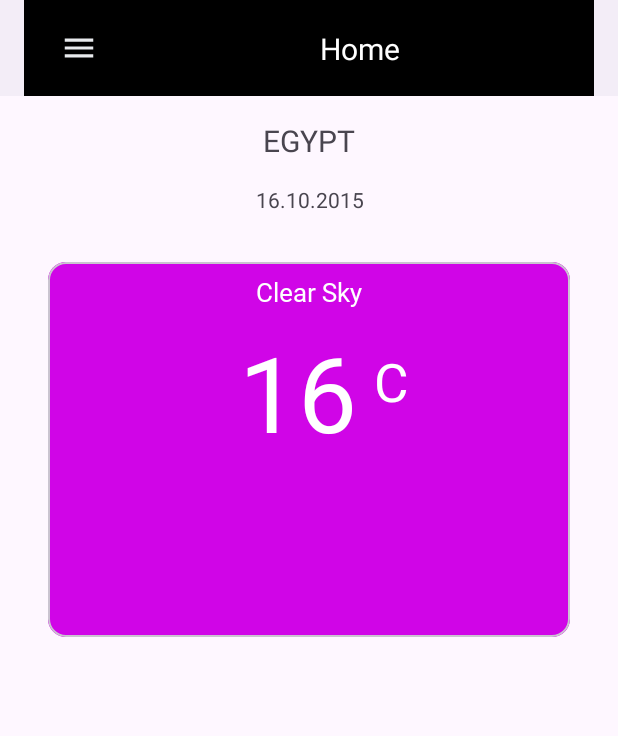
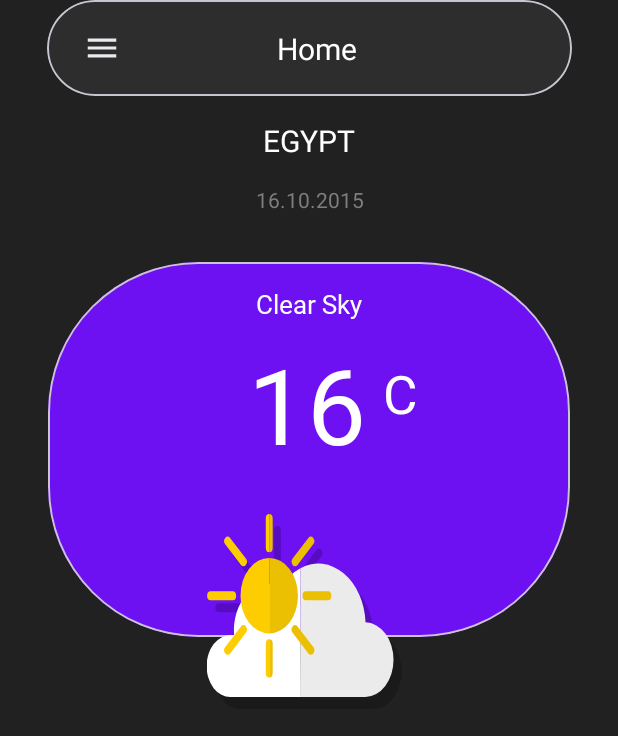
Before and after one commit to mk8084721/Weather, an Android app: the screen it shows after launch (MainActivity), on a phone screen of 412 x 824 dp. Shown: the top 736 px of the screen. Run offline under Robolectric (Android 15) with nearby library versions, the phone set to English and light mode, and no system bars; our stand-ins replace navigation-ui; Roboto replaces fonts that are not available here.

Commit message:
action bar and hourly item view

```diff
--- a/app/src/main/java/com/example/weather/HomeFragment.kt
+++ b/app/src/main/java/com/example/weather/HomeFragment.kt
@@ -20,7 +20,7 @@ class HomeFragment : Fragment() {
     override fun onCreateView(
         inflater: LayoutInflater, container: ViewGroup?,
         savedInstanceState: Bundle?
-    ): View? {
+    ): View {
         // Inflate the layout for this fragment
         //return inflater.inflate(R.layout.fragment_home, container, false)
         binding = FragmentHomeBinding.inflate(inflater , container , false)
--- a/app/src/main/java/com/example/weather/MainActivity.kt
+++ b/app/src/main/java/com/example/weather/MainActivity.kt
@@ -5,6 +5,8 @@ import android.content.Context
 import android.content.Intent
 import android.content.SharedPreferences
 import android.content.pm.PackageManager
+import android.graphics.Color
+import android.graphics.drawable.ColorDrawable
 import android.location.Geocoder
 import android.location.LocationManager
 import android.os.Bundle
@@ -49,6 +51,7 @@ class MainActivity : AppCompatActivity() {
         navigationView = binding.bottomNavView
         val actionBar = supportActionBar
         if (actionBar != null) {
+            actionBar.setBackgroundDrawable(ColorDrawable(Color.parseColor("#212121")))
             actionBar.setDisplayShowHomeEnabled(true)
             actionBar.setDisplayShowCustomEnabled(true)
             actionBar.elevation = 0f
--- a/app/src/main/res/drawable/ic_cloudy.xml
+++ b/app/src/main/res/drawable/ic_cloudy.xml
@@ -1,6 +1,6 @@
 <vector xmlns:android="http://schemas.android.com/apk/res/android"
-    android:width="346.84dp"
-    android:height="197.73dp"
+    android:width="130dp"
+    android:height="130dp"
     android:viewportWidth="346.84"
     android:viewportHeight="197.73">
   <path
--- a/app/src/main/res/drawable/ic_heavysnow.xml
+++ b/app/src/main/res/drawable/ic_heavysnow.xml
@@ -1,6 +1,6 @@
 <vector xmlns:android="http://schemas.android.com/apk/res/android"
-    android:width="330.96dp"
-    android:height="256.21dp"
+    android:width="130dp"
+    android:height="130dp"
     android:viewportWidth="330.96"
     android:viewportHeight="256.21">
   <path
--- a/app/src/main/res/drawable/ic_rainshower.xml
+++ b/app/src/main/res/drawable/ic_rainshower.xml
@@ -1,6 +1,6 @@
 <vector xmlns:android="http://schemas.android.com/apk/res/android"
-    android:width="300.86dp"
-    android:height="252.28dp"
+    android:width="130dp"
+    android:height="130dp"
     android:viewportWidth="300.86"
     android:viewportHeight="252.28">
   <path
--- a/app/src/main/res/drawable/ic_rainy.xml
+++ b/app/src/main/res/drawable/ic_rainy.xml
@@ -1,6 +1,6 @@
 <vector xmlns:android="http://schemas.android.com/apk/res/android"
-    android:width="303.56dp"
-    android:height="254.15dp"
+    android:width="130dp"
+    android:height="130dp"
     android:viewportWidth="303.56"
     android:viewportHeight="254.15">
   <path
--- a/app/src/main/res/drawable/ic_rainythunder.xml
+++ b/app/src/main/res/drawable/ic_rainythunder.xml
@@ -1,6 +1,6 @@
 <vector xmlns:android="http://schemas.android.com/apk/res/android"
-    android:width="332.37dp"
-    android:height="255.76dp"
+    android:width="130dp"
+    android:height="130dp"
     android:viewportWidth="332.37"
     android:viewportHeight="255.76">
   <path
--- a/app/src/main/res/drawable/ic_snowy.xml
+++ b/app/src/main/res/drawable/ic_snowy.xml
@@ -1,6 +1,6 @@
 <vector xmlns:android="http://schemas.android.com/apk/res/android"
-    android:width="309.13dp"
-    android:height="278.52dp"
+    android:width="130dp"
+    android:height="130dp"
     android:viewportWidth="309.13"
     android:viewportHeight="278.52">
   <path
--- a/app/src/main/res/drawable/ic_snowyrainy.xml
+++ b/app/src/main/res/drawable/ic_snowyrainy.xml
@@ -1,6 +1,6 @@
 <vector xmlns:android="http://schemas.android.com/apk/res/android"
-    android:width="306.45dp"
-    android:height="255.7dp"
+    android:width="130dp"
+    android:height="130dp"
     android:viewportWidth="306.45"
     android:viewportHeight="255.7">
   <path
--- a/app/src/main/res/drawable/ic_sunny.xml
+++ b/app/src/main/res/drawable/ic_sunny.xml
@@ -1,6 +1,6 @@
 <vector xmlns:android="http://schemas.android.com/apk/res/android"
-    android:width="306.06dp"
-    android:height="306.74dp"
+    android:width="130dp"
+    android:height="130dp"
     android:viewportWidth="306.06"
     android:viewportHeight="306.74">
   <path
--- a/app/src/main/res/drawable/ic_sunnycloudy.xml
+++ b/app/src/main/res/drawable/ic_sunnycloudy.xml
@@ -1,6 +1,6 @@
 <vector xmlns:android="http://schemas.android.com/apk/res/android"
-    android:width="317.28dp"
-    android:height="241.65dp"
+    android:width="130dp"
+    android:height="130dp"
     android:viewportWidth="317.28"
     android:viewportHeight="241.65">
   <path
--- a/app/src/main/res/drawable/ic_sunnyrainy.xml
+++ b/app/src/main/res/drawable/ic_sunnyrainy.xml
@@ -1,6 +1,6 @@
 <vector xmlns:android="http://schemas.android.com/apk/res/android"
-    android:width="376.36dp"
-    android:height="303.25dp"
+    android:width="130.36dp"
+    android:height="130.25dp"
     android:viewportWidth="376.36"
     android:viewportHeight="303.25">
   <path
--- a/app/src/main/res/drawable/ic_thunder.xml
+++ b/app/src/main/res/drawable/ic_thunder.xml
@@ -1,6 +1,6 @@
 <vector xmlns:android="http://schemas.android.com/apk/res/android"
-    android:width="326.99dp"
-    android:height="255.76dp"
+    android:width="130.99dp"
+    android:height="130.76dp"
     android:viewportWidth="326.99"
     android:viewportHeight="255.76">
   <path
--- a/app/src/main/res/drawable/ic_very_cloudy.xml
+++ b/app/src/main/res/drawable/ic_very_cloudy.xml
@@ -1,6 +1,6 @@
 <vector xmlns:android="http://schemas.android.com/apk/res/android"
-    android:width="342.01dp"
-    android:height="222.41dp"
+    android:width="130.01dp"
+    android:height="130.41dp"
     android:viewportWidth="342.01"
     android:viewportHeight="222.41">
   <path
--- a/app/src/main/res/drawable/ic_wind.xml
+++ b/app/src/main/res/drawable/ic_wind.xml
@@ -1,6 +1,6 @@
 <vector xmlns:android="http://schemas.android.com/apk/res/android"
-    android:width="277.86dp"
-    android:height="199.81dp"
+    android:width="130.86dp"
+    android:height="130.81dp"
     android:viewportWidth="277.86"
     android:viewportHeight="199.81">
   <path
--- a/app/src/main/res/drawable/ic_windy.xml
+++ b/app/src/main/res/drawable/ic_windy.xml
@@ -1,6 +1,6 @@
 <vector xmlns:android="http://schemas.android.com/apk/res/android"
-    android:width="344.35dp"
-    android:height="176.07dp"
+    android:width="130.35dp"
+    android:height="130.07dp"
     android:viewportWidth="344.35"
     android:viewportHeight="176.07">
   <path
--- a/app/src/main/res/layout/custom_action_bar.xml
+++ b/app/src/main/res/layout/custom_action_bar.xml
@@ -5,8 +5,23 @@
     android:id="@+id/linearLayout3"
     android:layout_width="match_parent"
     android:layout_height="match_parent"
-    android:background="#000000"
     android:gravity="center_vertical">
+
+    <com.google.android.material.card.MaterialCardView
+        android:id="@+id/card"
+        android:layout_width="350dp"
+        android:layout_height="match_parent"
+        android:layout_marginStart="32dp"
+        android:layout_marginEnd="32dp"
+        app:cardCornerRadius="100dp"
+        app:layout_constraintBottom_toBottomOf="parent"
+        app:layout_constraintEnd_toEndOf="parent"
+        app:layout_constraintStart_toStartOf="parent">
+
+        <androidx.constraintlayout.widget.ConstraintLayout
+            android:layout_width="match_parent"
+            android:layout_height="match_parent"
+            android:background="@color/sec_main_color">
 
             <ImageView
                 android:id="@+id/menu_icon"
@@ -30,7 +45,10 @@
                 android:textSize="20sp"
                 app:layout_constraintBottom_toBottomOf="@+id/menu_icon"
                 app:layout_constraintEnd_toEndOf="parent"
-        app:layout_constraintStart_toEndOf="@+id/menu_icon"
+                app:layout_constraintStart_toStartOf="parent"
                 app:layout_constraintTop_toTopOf="@+id/menu_icon" />
+        </androidx.constraintlayout.widget.ConstraintLayout>
+    </com.google.android.material.card.MaterialCardView>
+
 
 </androidx.constraintlayout.widget.ConstraintLayout>
--- a/app/src/main/res/layout/fragment_home.xml
+++ b/app/src/main/res/layout/fragment_home.xml
@@ -15,7 +15,8 @@
 
         <androidx.constraintlayout.widget.ConstraintLayout
             android:layout_width="match_parent"
-            android:layout_height="wrap_content">
+            android:layout_height="wrap_content"
+            android:background="@color/main_color">
 
             <TextView
                 android:id="@+id/locationName"
@@ -23,6 +24,7 @@
                 android:layout_height="wrap_content"
                 android:layout_marginTop="16dp"
                 android:fontFamily="@font/alexandria_bold"
+                android:textColor="@color/white"
                 android:text="EGYPT"
                 android:textSize="20sp"
                 app:layout_constraintEnd_toEndOf="parent"
@@ -35,6 +37,7 @@
                 android:layout_height="wrap_content"
                 android:layout_marginTop="16dp"
                 android:text="16.10.2015"
+                android:textColor="@color/text_color"
                 app:layout_constraintEnd_toEndOf="@+id/locationName"
                 app:layout_constraintHorizontal_bias="0.454"
                 app:layout_constraintStart_toStartOf="@+id/locationName"
@@ -49,18 +52,19 @@
                 android:layout_marginEnd="32dp"
                 app:layout_constraintEnd_toEndOf="parent"
                 app:layout_constraintStart_toStartOf="parent"
-                app:layout_constraintTop_toBottomOf="@+id/textView4">
+                app:layout_constraintTop_toBottomOf="@+id/textView4"
+                app:cardCornerRadius="100dp">
 
                 <androidx.constraintlayout.widget.ConstraintLayout
                     android:layout_width="match_parent"
                     android:layout_height="match_parent"
-                    android:background="@color/move_color">
+                    android:background="@color/dark_move_color">
 
                     <TextView
                         android:id="@+id/weatherCondition"
                         android:layout_width="wrap_content"
                         android:layout_height="wrap_content"
-                        android:layout_marginTop="8dp"
+                        android:layout_marginTop="16dp"
                         android:fontFamily="@font/alexandria_extralight"
                         android:text="Clear Sky"
                         android:textColor="@color/white"
@@ -78,9 +82,8 @@
                         android:text="16"
                         android:textColor="@color/white"
                         android:textSize="70sp"
-                        app:layout_constraintEnd_toEndOf="@+id/weatherCondition"
-                        app:layout_constraintHorizontal_bias="1.0"
-                        app:layout_constraintStart_toStartOf="@+id/weatherCondition"
+                        app:layout_constraintEnd_toEndOf="parent"
+                        app:layout_constraintStart_toStartOf="parent"
                         app:layout_constraintTop_toBottomOf="@+id/weatherCondition" />
 
                     <TextView
@@ -95,8 +98,32 @@
                         android:textSize="35sp"
                         app:layout_constraintStart_toEndOf="@+id/tempValue"
                         app:layout_constraintTop_toBottomOf="@+id/weatherCondition" />
+
                 </androidx.constraintlayout.widget.ConstraintLayout>
             </com.google.android.material.card.MaterialCardView>
+
+            <ImageView
+                android:id="@+id/weatherImage"
+                android:layout_width="wrap_content"
+                android:layout_height="wrap_content"
+                android:layout_marginTop="200dp"
+                android:src="@drawable/ic_sunnycloudy"
+                app:layout_constraintEnd_toEndOf="@+id/card"
+                app:layout_constraintHorizontal_bias="0.487"
+                app:layout_constraintStart_toStartOf="@+id/card"
+                app:layout_constraintTop_toBottomOf="@+id/textView4" />
+
+            <androidx.recyclerview.widget.RecyclerView
+                android:id="@+id/hourlyRV"
+                android:layout_width="match_parent"
+                android:layout_height="wrap_content"
+                android:layout_marginTop="32dp"
+                android:orientation="horizontal"
+                tools:listitem="@layout/item_hourly_weather"
+                app:layout_constraintEnd_toEndOf="parent"
+                app:layout_constraintHorizontal_bias="0.501"
+                app:layout_constraintStart_toStartOf="parent"
+                app:layout_constraintTop_toBottomOf="@+id/weatherImage" />
 
 
         </androidx.constraintlayout.widget.ConstraintLayout>
```
Also changed, not shown: app/src/main/res/drawable/weather_color_sun_cloud_svgrepo_com.xml (added, +9 -0 lines), app/src/main/res/layout/item_hourly_weather.xml (added, +59 -0 lines). Lines whose indentation alone changed are shown as unchanged.
